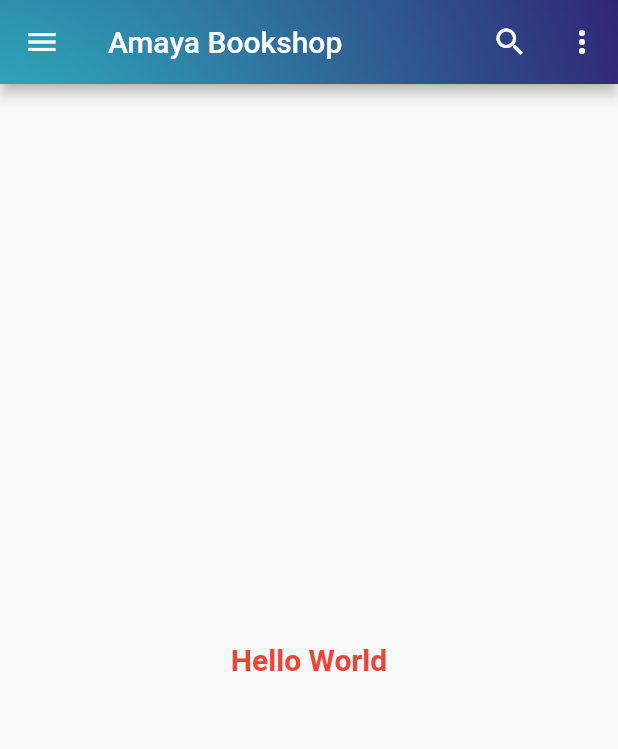
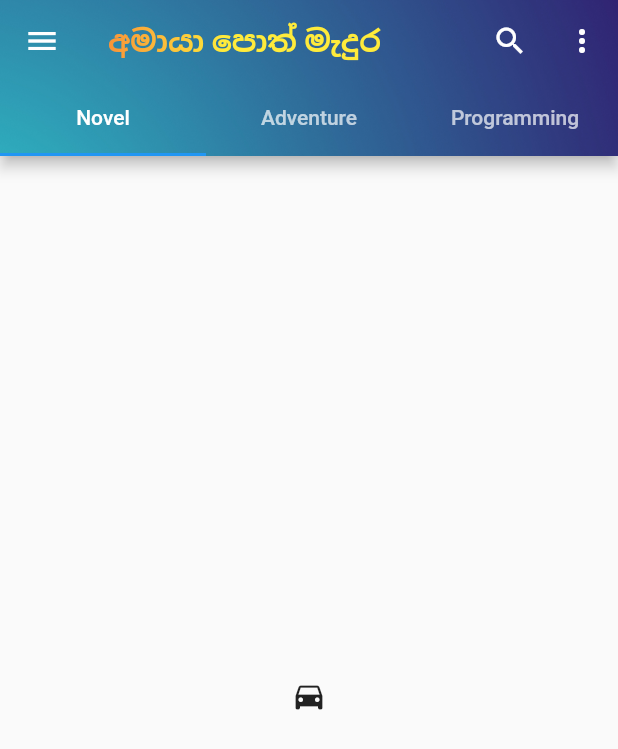
Before and after one commit to SahanKumarasiri/First-Flutter-App, a Flutter app: the screen it shows after launch, on a phone screen of 412 x 824 dp. Shown: the top 749 px of the screen. Run offline on Flutter 3.47's test engine with Material 2 defaults, Android fonts, the phone set to English and light mode, and no system bars.

Commit message:
TabBar implemented

```diff
--- a/lib/main.dart
+++ b/lib/main.dart
@@ -1,4 +1,5 @@
 import 'package:flutter/material.dart';
+import 'dart:ui' as ui;
 
 main() {
   runApp(MyApp());
@@ -9,10 +10,25 @@ class MyApp extends StatelessWidget {
   @override
   Widget build(BuildContext context) {
     return MaterialApp(
-      home: SafeArea(
+      home: DefaultTabController(
+        length: 3,
+        child: SafeArea(
           child: Scaffold(
             appBar: AppBar(
-            title: const Text("Amaya Bookshop"),
+              title: Text(
+                "අමායා පොත් මැදුර",
+                style: TextStyle(
+                    fontWeight: FontWeight.bold,
+                    foreground: Paint()
+                      ..shader = ui.Gradient.linear(
+                        const Offset(0, 20),
+                        const Offset(150, 20),
+                        <Color>[
+                          Colors.red,
+                          Colors.yellow,
+                        ],
+                      )),
+              ),
               leading: IconButton(
                 icon: const Icon(Icons.menu),
                 onPressed: () {},
@@ -31,12 +47,29 @@ class MyApp extends StatelessWidget {
                 "assets/logo.jpg",
                 fit: BoxFit.cover,
               ),
+              bottom: const TabBar(
+                tabs: [
+                  Padding(
+                    padding: EdgeInsets.fromLTRB(0, 16, 0, 16),
+                    child: Text("Novel"),
                   ),
-          body: const Center(
-            child: Text(
-              "Hello World",
-              style: TextStyle(
-                  fontSize: 20, color: Colors.red, fontWeight: FontWeight.bold),
+                  Padding(
+                    padding: EdgeInsets.fromLTRB(0, 16, 0, 16),
+                    child: Text("Adventure"),
+                  ),
+                  Padding(
+                    padding: EdgeInsets.fromLTRB(0, 16, 0, 16),
+                    child: Text("Programming"),
+                  ),
+                ],
+              ),
+            ),
+            body: const TabBarView(
+              children: [
+                Icon(Icons.directions_car),
+                Icon(Icons.directions_transit),
+                Icon(Icons.directions_bike),
+              ],
             ),
           ),
         ),
```
Lines whose indentation alone changed are shown as unchanged.
